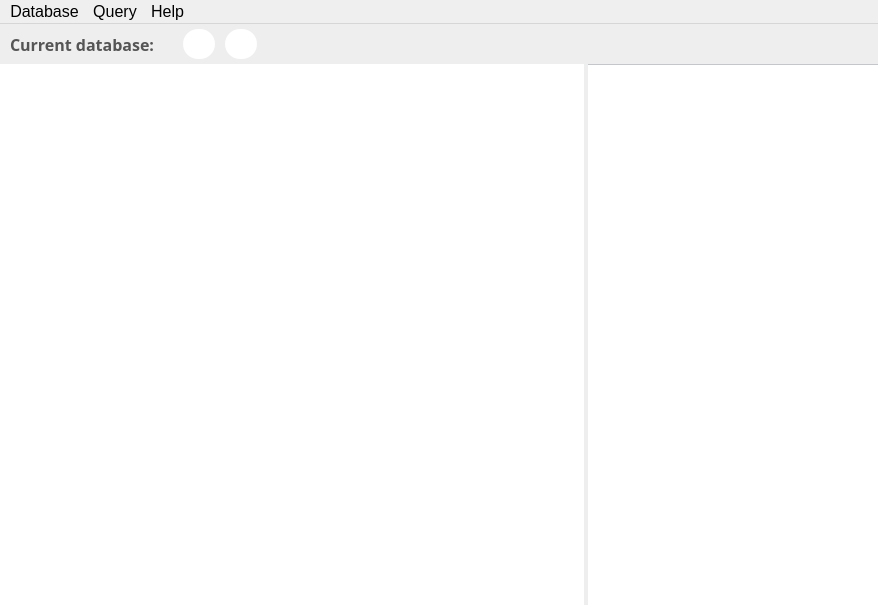
This is NBAdmin/MainWindow.ui in gitnitrosbase/QtAdmin as Qt 5 draws it before an edit. The edited form follows.
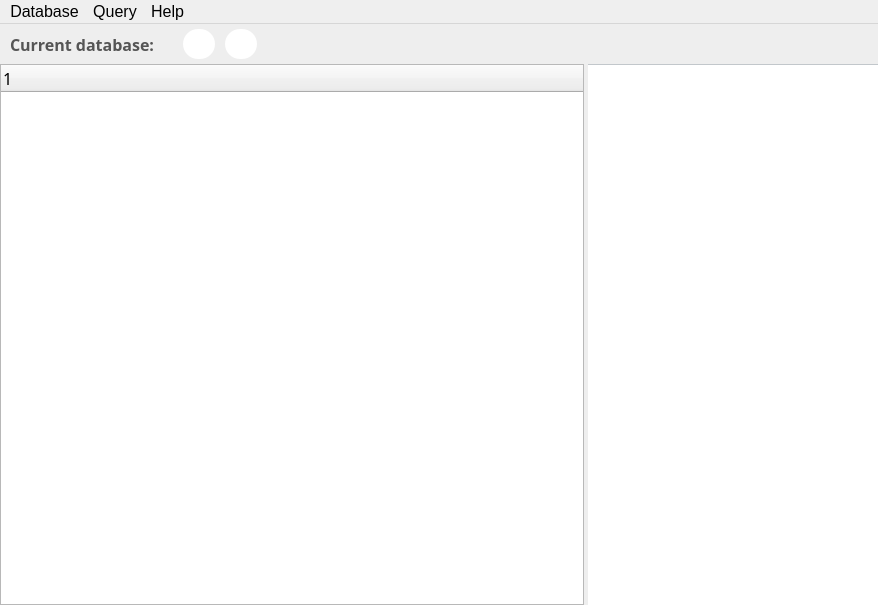
This is the edited form. Icons and pictures are not drawn.

Diff of the .ui file:
```diff
--- a/NBAdmin/MainWindow.ui
+++ b/NBAdmin/MainWindow.ui
@@ -322,34 +322,37 @@
        </property>
        <property name="styleSheet">
         <string notr="true">QTreeWidget {
-	border:0px solid rgb(204, 204, 204);
-	padding-left: 5px;
+            border:0px solid rgb(204, 204, 204);
+            padding-left: 5px;
 }
-
 QHeaderView::section {
-	color: #555;	
-	background-color: rgb(255, 255, 255);
-	border: 0px;
-	height: 0px;
-}
-
+            color: #555;
+            background-color: rgb(255, 255, 255);
+            border: 0px;
+            height: 0px;}
 QTreeView::branch {
-   height: 0px;
+            height: 0px;
 }
-
-QTreeWidget::item {
-	border: 0px;
-	font-size: 12px;
-    color: #555;
-} 
-
 QScrollBar:vertical {
-    border: 2px solid grey;
-    background: #32CC99;
-    height: 15px;
-    margin: 0px 20px 0 20px;
+            border: 2px solid grey;
+            background: #32CC99;
+            height: 15px;
+            margin: 0px 20px 0 20px;}
+QHeaderView::section {
+            color: black;
+            padding: 2px;
+            height:0px;
+            border: 0px solid #567dbc;
+            border-left:0px;
+            border-right:0px;
+            background: white;
 }
-</string>
+QTreeView::item{color: #555;} 
+QTreeWidget {
+            font-size: 12pt;
+            font: Segoe UI&quot;;
+}
+QTreeView::branch:hover {}</string>
        </property>
        <column>
         <property name="text">
```
Left out of the diff: 2 changed lines with no effect on the pictures.
